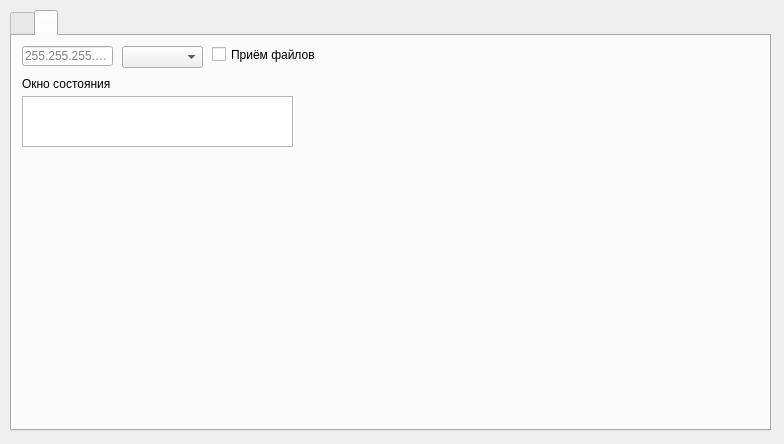
This is server/main.ui in Yegorushka/CompSecMonSys as Qt 5 draws it before an edit. The edited form follows.
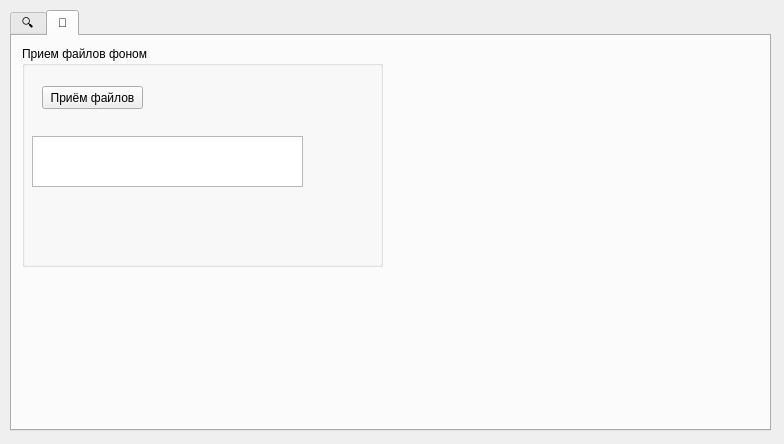
This is the edited form. The open tabs and pages were chosen to show the change. Icons and pictures are not drawn.

```diff
--- a/server/main.ui
+++ b/server/main.ui
@@ -38,7 +38,7 @@
        <normaloff>../../../../.designer/backup/picture/arrow-continue.png</normaloff>../../../../.designer/backup/picture/arrow-continue.png</iconset>
      </attribute>
      <attribute name="title">
-      <string/>
+      <string>🔍</string>
      </attribute>
      <widget class="QGroupBox" name="groupBox_scan_ip">
       <property name="geometry">
@@ -366,105 +366,43 @@
        <normaloff>../../../../.designer/backup/picture/blue-folder-open-document.png</normaloff>../../../../.designer/backup/picture/blue-folder-open-document.png</iconset>
      </attribute>
      <attribute name="title">
-      <string/>
+      <string>📝</string>
      </attribute>
-     <widget class="QLineEdit" name="lineEdit_ip_get_file">
+     <widget class="QGroupBox" name="groupBox">
       <property name="geometry">
        <rect>
         <x>10</x>
         <y>10</y>
-        <width>91</width>
-        <height>20</height>
+        <width>361</width>
+        <height>221</height>
        </rect>
       </property>
-      <property name="toolTip">
-       <string>🖥IP-адрес клиента, от которого будет получен файл</string>
+      <property name="title">
+       <string>Прием файлов фоном</string>
       </property>
-      <property name="inputMethodHints">
-       <set>Qt::ImhNone</set>
-      </property>
-      <property name="inputMask">
-       <string/>
-      </property>
-      <property name="text">
-       <string/>
-      </property>
-      <property name="maxLength">
-       <number>15</number>
-      </property>
-      <property name="frame">
-       <bool>true</bool>
-      </property>
-      <property name="echoMode">
-       <enum>QLineEdit::Normal</enum>
-      </property>
-      <property name="alignment">
-       <set>Qt::AlignLeading|Qt::AlignLeft|Qt::AlignVCenter</set>
-      </property>
-      <property name="dragEnabled">
-       <bool>false</bool>
-      </property>
-      <property name="readOnly">
-       <bool>false</bool>
-      </property>
-      <property name="placeholderText">
-       <string>255.255.255.255</string>
-      </property>
-      <property name="clearButtonEnabled">
-       <bool>false</bool>
-      </property>
-     </widget>
-     <widget class="QLabel" name="label_errors_2">
-      <property name="geometry">
-       <rect>
-        <x>10</x>
-        <y>40</y>
-        <width>91</width>
-        <height>16</height>
-       </rect>
-      </property>
-      <property name="text">
-       <string>Окно состояния</string>
-      </property>
-     </widget>
-     <widget class="QTextBrowser" name="textBrowser_errors_get">
-      <property name="geometry">
-       <rect>
-        <x>10</x>
-        <y>60</y>
-        <width>271</width>
-        <height>51</height>
-       </rect>
-      </property>
-     </widget>
-     <widget class="QCheckBox" name="checkBox_auto_search">
-      <property name="geometry">
-       <rect>
-        <x>200</x>
-        <y>10</y>
-        <width>161</width>
-        <height>17</height>
-       </rect>
-      </property>
-      <property name="text">
-       <string>Приём файлов</string>
-      </property>
-     </widget>
-     <widget class="QComboBox" name="comboBox_time">
-      <property name="geometry">
-       <rect>
-        <x>110</x>
-        <y>10</y>
-        <width>81</width>
-        <height>22</height>
-       </rect>
-      </property>
-      <property name="editable">
-       <bool>false</bool>
-      </property>
-      <property name="currentText">
-       <string/>
-      </property>
+      <widget class="QTextBrowser" name="textBrowser_errors_get">
+       <property name="geometry">
+        <rect>
+         <x>10</x>
+         <y>90</y>
+         <width>271</width>
+         <height>51</height>
+        </rect>
+       </property>
+      </widget>
+      <widget class="QPushButton" name="pushButton_get_file">
+       <property name="geometry">
+        <rect>
+         <x>20</x>
+         <y>40</y>
+         <width>101</width>
+         <height>23</height>
+        </rect>
+       </property>
+       <property name="text">
+        <string>Приём файлов</string>
+       </property>
+      </widget>
      </widget>
     </widget>
    </widget>
```
Left out of the diff: 106 changed lines with no effect on the pictures.
